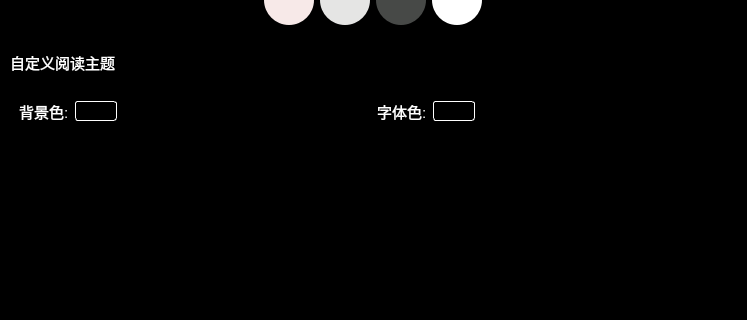
Old version of the form pyqt_app/ui/more_widget.ui in the repository fffoobibi/pyqt_novel; both pictures show x 0 to 747 and y 154 to 474 of the 747 by 652 pixel window.
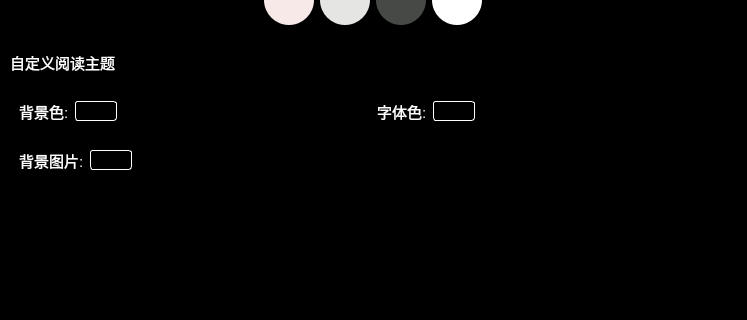
New version of the form. The open tabs and pages were chosen to show the change. Icons and pictures are not drawn. Custom widgets are drawn as their Qt base class.

Commit message: 添加阅读背景功能

Diff of the .ui file:
```diff
--- a/pyqt_app/ui/more_widget.ui
+++ b/pyqt_app/ui/more_widget.ui
@@ -1173,6 +1173,52 @@
          </layout>
         </widget>
        </item>
+       <item>
+        <widget class="QFrame" name="frame_11">
+         <property name="frameShape">
+          <enum>QFrame::StyledPanel</enum>
+         </property>
+         <property name="frameShadow">
+          <enum>QFrame::Raised</enum>
+         </property>
+         <layout class="QHBoxLayout" name="horizontalLayout_11">
+          <item>
+           <widget class="QLabel" name="label_13">
+            <property name="text">
+             <string>背景图片:</string>
+            </property>
+           </widget>
+          </item>
+          <item>
+           <widget class="QPushButton" name="background_button">
+            <property name="cursor">
+             <cursorShape>PointingHandCursor</cursorShape>
+            </property>
+            <property name="styleSheet">
+             <string notr="true">border:1px solid white;
+border-radius:3px</string>
+            </property>
+            <property name="text">
+             <string/>
+            </property>
+           </widget>
+          </item>
+          <item>
+           <spacer name="horizontalSpacer_6">
+            <property name="orientation">
+             <enum>Qt::Horizontal</enum>
+            </property>
+            <property name="sizeHint" stdset="0">
+             <size>
+              <width>40</width>
+              <height>20</height>
+             </size>
+            </property>
+           </spacer>
+          </item>
+         </layout>
+        </widget>
+       </item>
        <item>
         <spacer name="verticalSpacer_2">
          <property name="orientation">
```
Left out of the diff: 7 changed lines with no effect on the pictures. The commit also changes 3 other files.
